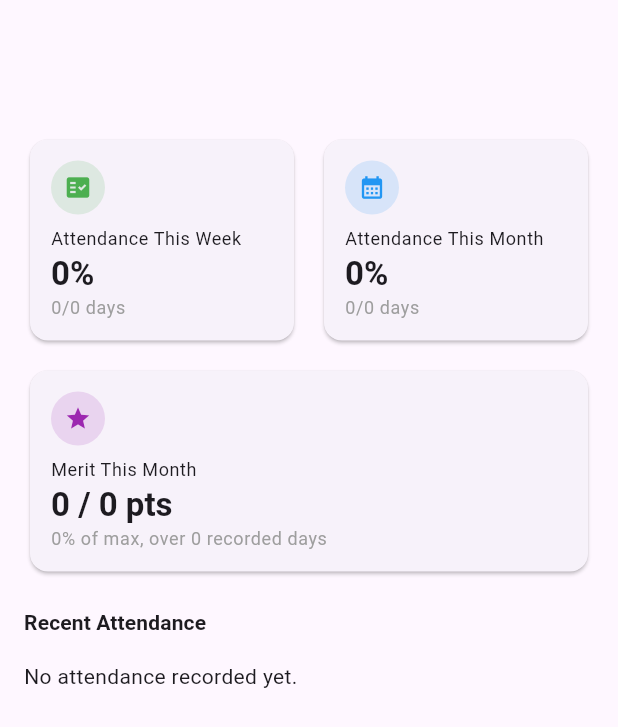
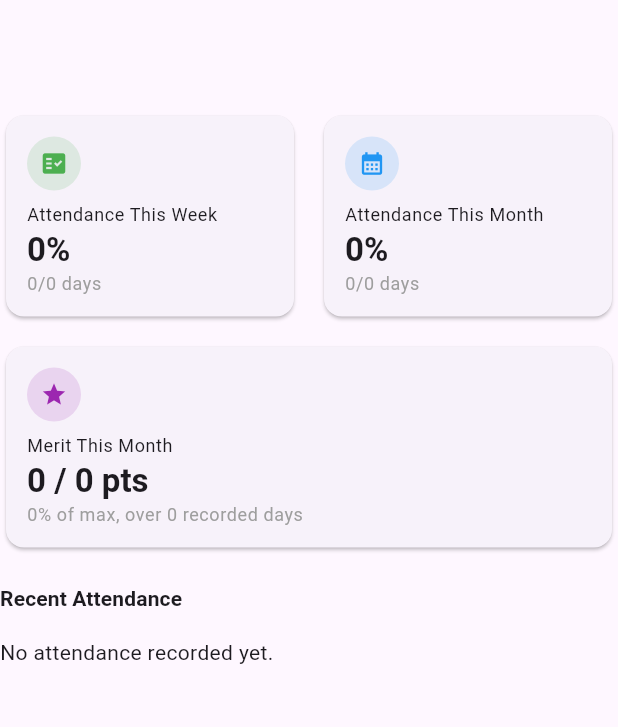
Before and after one commit to cgfusion/summit, a Flutter app: the ParentPortalBody widget shown alone on an empty page, opened directly with empty values, on a phone screen of 412 x 824 dp. Shown: the top 727 px of the screen. Run offline on Flutter 3.47's test engine with Material 3 defaults, Android fonts, the phone set to English and light mode, and no system bars; our stand-ins replace fl_chart, flutter_riverpod, go_router, supabase_flutter; missing offline and left inert: dart:html, mobile_scanner; accounts and stored records are empty.

Commit message:
Fix Parent IC Lookup silently rendering nothing after successful lookup
ParentPortalBody's root ListView, when nested inside the new /parent
screen's own page-level ListView, threw "Vertical viewport was given
unbounded height" -- swallowed silently in release mode, leaving the
result area blank even though the RPC succeeded. Changed its root to
a non-scrolling Column; ParentPortalScreen (/parent/:token) now
supplies its own SingleChildScrollView.

Co-Authored-By: Claude Sonnet 5 <noreply@anthropic.com>

```diff
--- a/app/lib/features/parent_portal/presentation/screens/parent_portal_screen.dart
+++ b/app/lib/features/parent_portal/presentation/screens/parent_portal_screen.dart
@@ -54,7 +54,10 @@ class ParentPortalScreen extends ConsumerWidget {
               message: "This link isn't valid anymore. Please ask the school for a new one.",
             );
           }
-          return ParentPortalBody(data: data);
+          return SingleChildScrollView(
+            padding: const EdgeInsets.all(16),
+            child: ParentPortalBody(data: data),
+          );
         },
         loading: () => const Center(child: CircularProgressIndicator()),
         error: (error, stackTrace) => _PortalMessage(icon: Icons.error_outline, message: 'Failed to load: $error'),
@@ -96,8 +99,8 @@ class ParentPortalBody extends StatelessWidget {
   Widget build(BuildContext context) {
     final notActive = data.enrollmentStatus != EnrollmentStatus.active;
 
-    return ListView(
-      padding: const EdgeInsets.all(16),
+    return Column(
+      crossAxisAlignment: CrossAxisAlignment.stretch,
       children: [
         Text(data.studentFullName, style: Theme.of(context).textTheme.headlineSmall?.copyWith(fontWeight: FontWeight.bold)),
         Text(data.className ?? 'No class', style: Theme.of(context).textTheme.bodyMedium?.copyWith(color: Colors.grey)),
```
Also changed, not shown: 1 other file.
